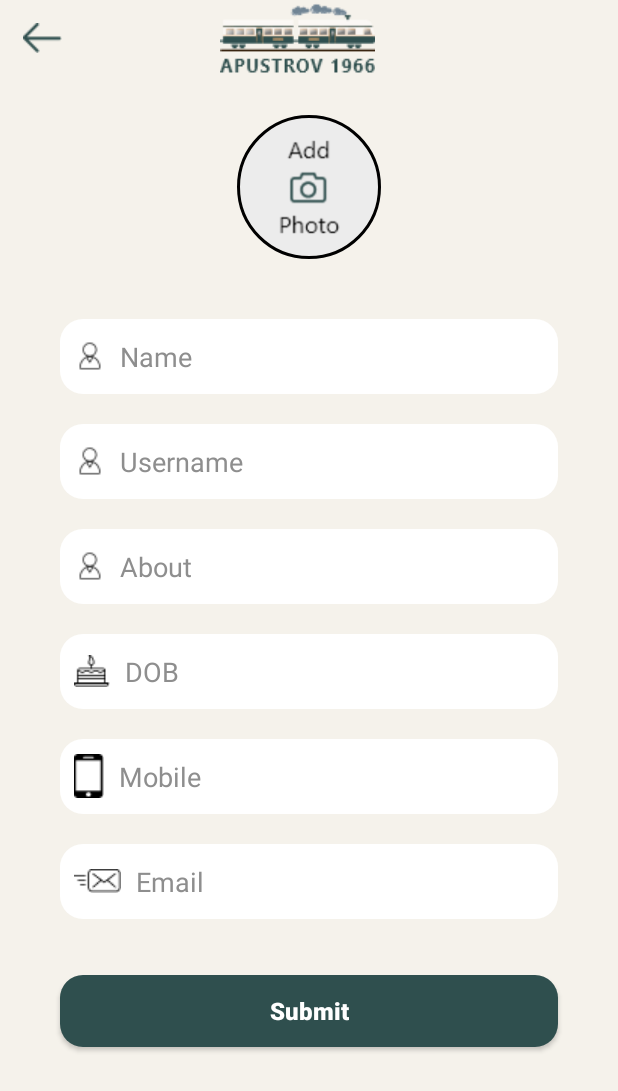
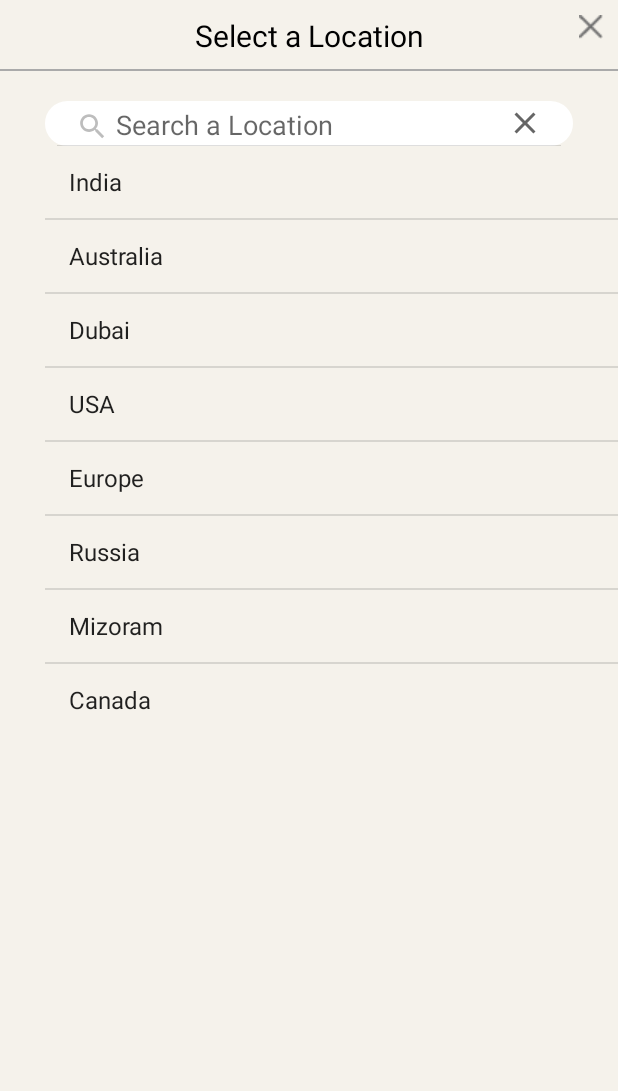
Before and after one commit to vpy2021/apustruv, an Android app: the screen it shows after launch (EditProfile before the commit, Search_location after it), on a phone screen of 412 x 824 dp. Shown: the top 1091 px of the screen. Run offline under Robolectric (Android 15) with nearby library versions, the phone set to English and light mode, and no system bars.

Commit message:
Search Location

```diff
--- a/app/src/main/AndroidManifest.xml
+++ b/app/src/main/AndroidManifest.xml
@@ -2,25 +2,25 @@
 <manifest xmlns:android="http://schemas.android.com/apk/res/android"
     package="com.example.apustruv">
 
-    <uses-permission android:name="android.permission.INTERNET"></uses-permission>
-    <uses-permission android:name="android.permission.CAMERA"></uses-permission>
+    <uses-permission android:name="android.permission.INTERNET" />
+    <uses-permission android:name="android.permission.CAMERA" />
 
     <application
         android:allowBackup="true"
         android:icon="@mipmap/ic_launcher"
         android:label="@string/app_name"
-        android:theme="@style/Theme.Design.Light.NoActionBar"
         android:roundIcon="@mipmap/ic_launcher_round"
         android:supportsRtl="true"
+        android:theme="@style/Theme.Design.Light.NoActionBar"
         android:usesCleartextTraffic="true">
-
+        <activity android:name=".EditProfile"></activity>
         <activity android:name=".LikeActivity" />
-        <activity android:name=".ChangePassword"/>
+        <activity android:name=".ChangePassword" />
         <activity android:name=".AccountSetting" />
         <activity android:name=".SignUp2" />
         <activity android:name=".SignUp" />
-        <activity android:name=".LoginActivity"></activity>
-        <activity android:name=".EditProfile">
+        <activity android:name=".LoginActivity" />
+        <activity android:name=".Search_location">
             <intent-filter>
                 <action android:name="android.intent.action.MAIN" />
 
--- /dev/null
+++ b/app/src/main/java/com/example/apustruv/Search_location.java
@@ -0,0 +1,61 @@
+package com.example.apustruv;
+
+import androidx.appcompat.app.AppCompatActivity;
+
+import android.os.Bundle;
+import android.widget.ArrayAdapter;
+import android.widget.ListView;
+import android.widget.SearchView;
+import android.widget.Toast;
+
+import java.util.ArrayList;
+
+public class Search_location extends AppCompatActivity {
+
+    SearchView searchView;
+    ListView listView;
+    ArrayList<String> list;
+    ArrayAdapter<String> adapter;
+    @Override
+    protected void onCreate(Bundle savedInstanceState) {
+        super.onCreate(savedInstanceState);
+        setContentView(R.layout.activity_search_location);
+        searchView = (SearchView) findViewById(R.id.sv_fruit_searchview);
+        searchView.setIconified(false);
+        listView = (ListView) findViewById(R.id.lv_listview);
+
+        list = new ArrayList<>();
+        list.add("India");
+        list.add("Australia");
+        list.add("Dubai");
+        list.add("USA");
+        list.add("Europe");
+        list.add("Russia");
+        list.add("Mizoram");
+        list.add("Canada");
+
+        adapter = new ArrayAdapter<String>(this, android.R.layout.simple_list_item_1,list);
+        listView.setAdapter(adapter);
+
+
+
+        searchView.setOnQueryTextListener(new SearchView.OnQueryTextListener() {
+            @Override
+            public boolean onQueryTextSubmit(String query) {
+                return false;
+            }
+
+            @Override
+            public boolean onQueryTextChange(String newText) {
+                if (list.contains(newText)){
+                    adapter.getFilter().filter(newText);
+
+                }else{
+
+                }
+
+                return false;
+            }
+        });
+    }
+}
--- /dev/null
+++ b/app/src/main/res/layout/activity_search_location.xml
@@ -0,0 +1,35 @@
+<?xml version="1.0" encoding="utf-8"?>
+<LinearLayout xmlns:android="http://schemas.android.com/apk/res/android"
+    xmlns:app="http://schemas.android.com/apk/res-auto"
+    xmlns:tools="http://schemas.android.com/tools"
+    android:layout_width="match_parent"
+    android:layout_height="match_parent"
+    android:orientation="vertical"
+    tools:context=".Search_location"
+    android:background="#F5F2EB">
+    <include layout="@layout/custom_location_layout"
+        tools:ignore="ResourceCycle" />
+
+    <SearchView
+        android:id="@+id/sv_fruit_searchview"
+        android:layout_width="match_parent"
+        android:layout_height="30dp"
+        android:queryHint="Search a Location"
+        android:gravity="center"
+        android:layout_marginTop="20dp"
+        android:layout_marginLeft="30dp"
+        android:layout_marginRight="30dp"
+        android:background="@drawable/concept"
+
+        >
+
+    </SearchView>
+
+    <ListView
+        android:id="@+id/lv_listview"
+        android:layout_width="match_parent"
+        android:layout_height="wrap_content"
+        android:layout_marginLeft="30dp"
+        />
+
+</LinearLayout>
--- a/app/src/main/res/layout/custom_layout.xml
+++ b/app/src/main/res/layout/custom_layout.xml
@@ -6,9 +6,9 @@
 
     <ImageView
         android:layout_width="wrap_content"
-        android:layout_height="wrap_content"
-        android:src="@drawable/back"
-        android:padding="20dp"/>
+        android:layout_height="match_parent"
+        android:padding="20dp"
+        android:src="@drawable/back" />
 
    <ImageView
        android:layout_width="wrap_content"
--- /dev/null
+++ b/app/src/main/res/layout/custom_location_layout.xml
@@ -0,0 +1,34 @@
+<?xml version="1.0" encoding="utf-8"?>
+<RelativeLayout xmlns:android="http://schemas.android.com/apk/res/android"
+    xmlns:tools="http://schemas.android.com/tools"
+    android:layout_width="match_parent"
+    android:layout_height="wrap_content"
+    android:background="#F5F2EB"
+    android:orientation="horizontal"
+   >
+    <TextView
+        android:id="@+id/s_location"
+        android:layout_width="match_parent"
+        android:layout_height="wrap_content"
+        android:gravity="center_horizontal"
+        android:padding="10dp"
+        android:text="Select a Location"
+        android:textSize="20sp"
+        android:textColor="@color/black"/>
+    <ImageView
+        android:layout_width="wrap_content"
+        android:layout_height="wrap_content"
+        android:src="@drawable/crossicon"
+        android:layout_alignParentRight="true"
+        android:padding="10dp"
+
+     />
+    <View
+        android:layout_width="wrap_content"
+        android:layout_height="1dp"
+        android:background="@android:color/darker_gray"
+        android:layout_marginTop="10dp"
+        android:layout_alignBottom="@+id/s_location"
+        />
+
+</RelativeLayout>
```
Also changed, not shown: app/src/main/res/drawable-v24/crossicon.png (added).
